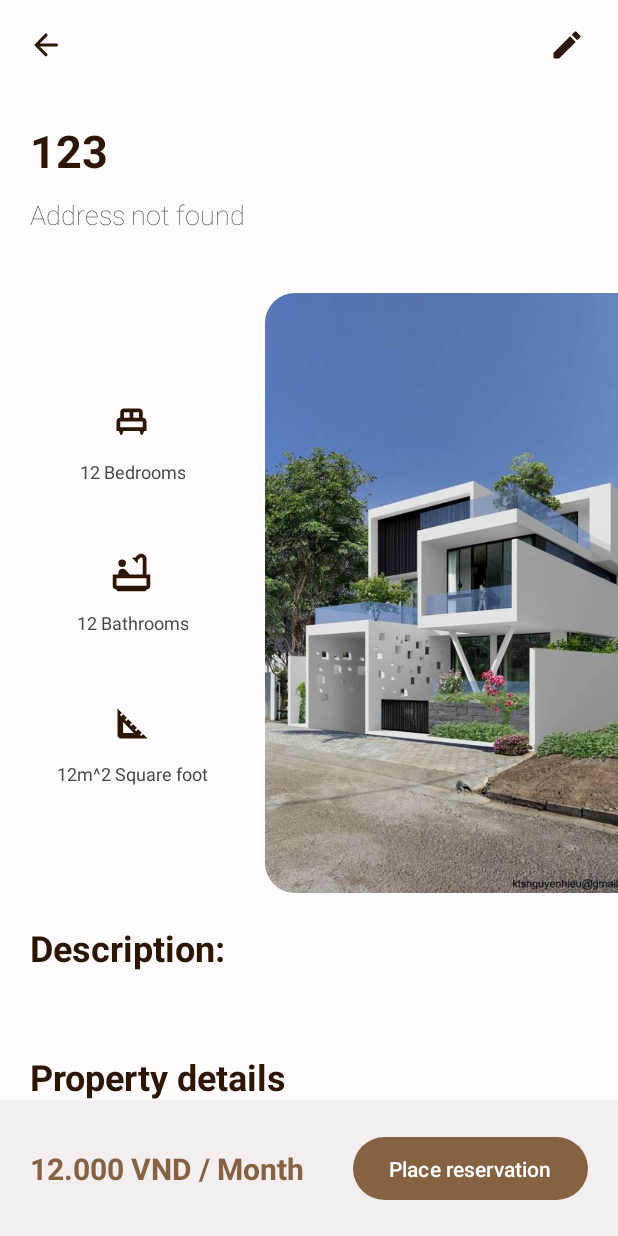
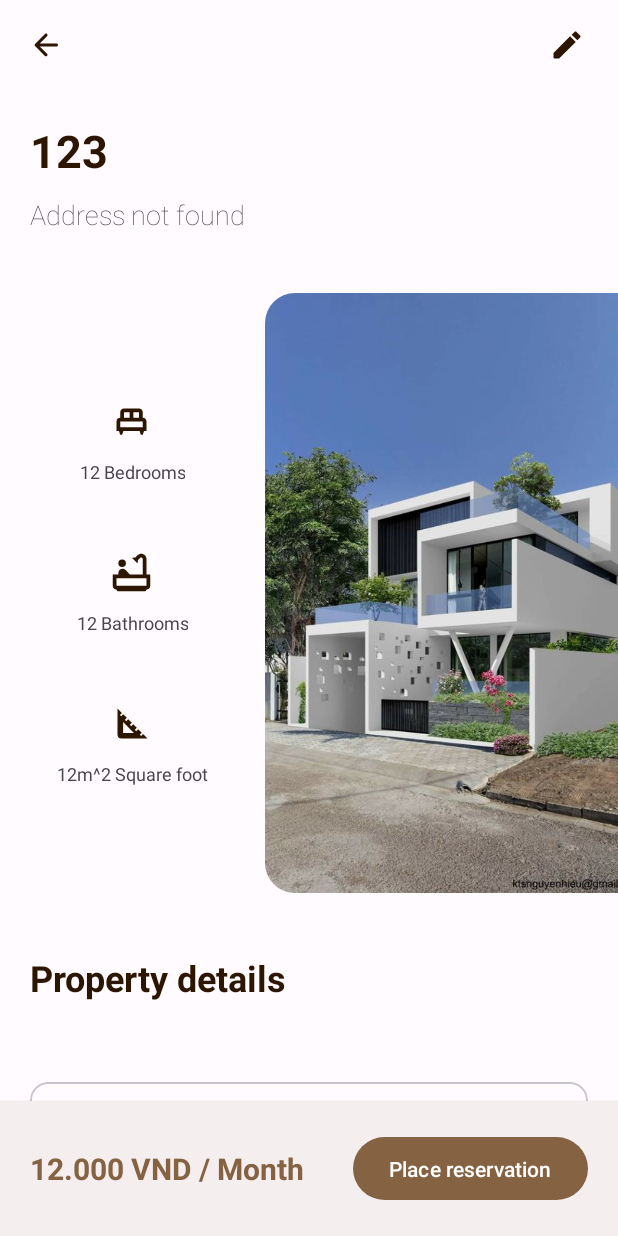
Before and after one commit to PhiThai1309/BestHouse, an Android app: the DetailActivity screen opened directly, with no data from a screen before it, on a phone screen of 412 x 824 dp. Run offline under Robolectric (Android 15) with nearby library versions, the phone set to English and light mode, and no system bars; our stand-ins replace Firebase (no records; nobody signed in at launch, a user with empty details on screens opened directly).

Commit message:
small changes

```diff
--- a/app/src/main/res/layout/activity_detail.xml
+++ b/app/src/main/res/layout/activity_detail.xml
@@ -116,7 +116,8 @@
                 <TextView
                     android:layout_width="match_parent"
                     android:layout_height="wrap_content"
-                    android:text="@string/description"
+                    android:paddingTop="20dp"
+                    android:text="Property details"
                     style="@style/Heading_Details" />
 
                 <TextView
@@ -124,13 +125,8 @@
                     style="@style/NormalText"
                     android:layout_width="match_parent"
                     android:layout_height="wrap_content"
+                    android:layout_marginBottom="20dp"
                     android:text="@string/lorem_ipsum" />
-
-                <TextView
-                    android:layout_width="match_parent"
-                    android:layout_height="wrap_content"
-                    android:text="Property details"
-                    style="@style/Heading_Details" />
 
                 <com.google.android.material.card.MaterialCardView
                     android:layout_width="match_parent"
@@ -139,7 +135,7 @@
                         android:layout_width="match_parent"
                         android:layout_height="wrap_content"
                         android:orientation="vertical"
-                        android:padding="10dp">
+                        android:padding="4dp">
                         <LinearLayout
                             android:layout_width="match_parent"
                             android:layout_height="wrap_content"
```
